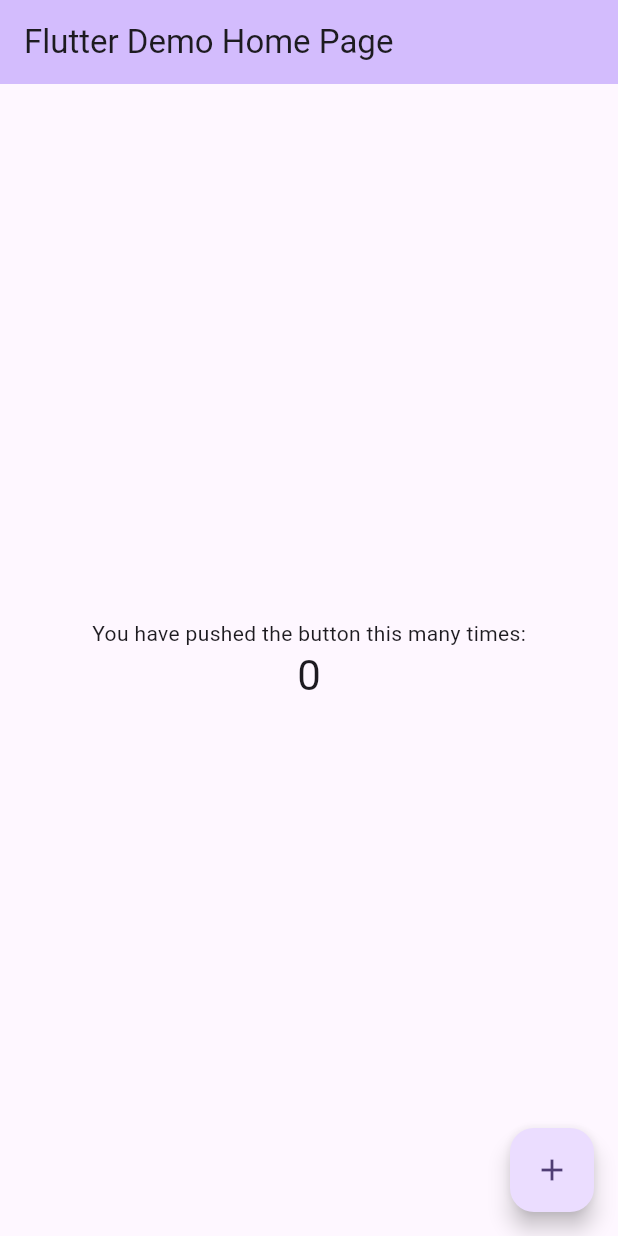
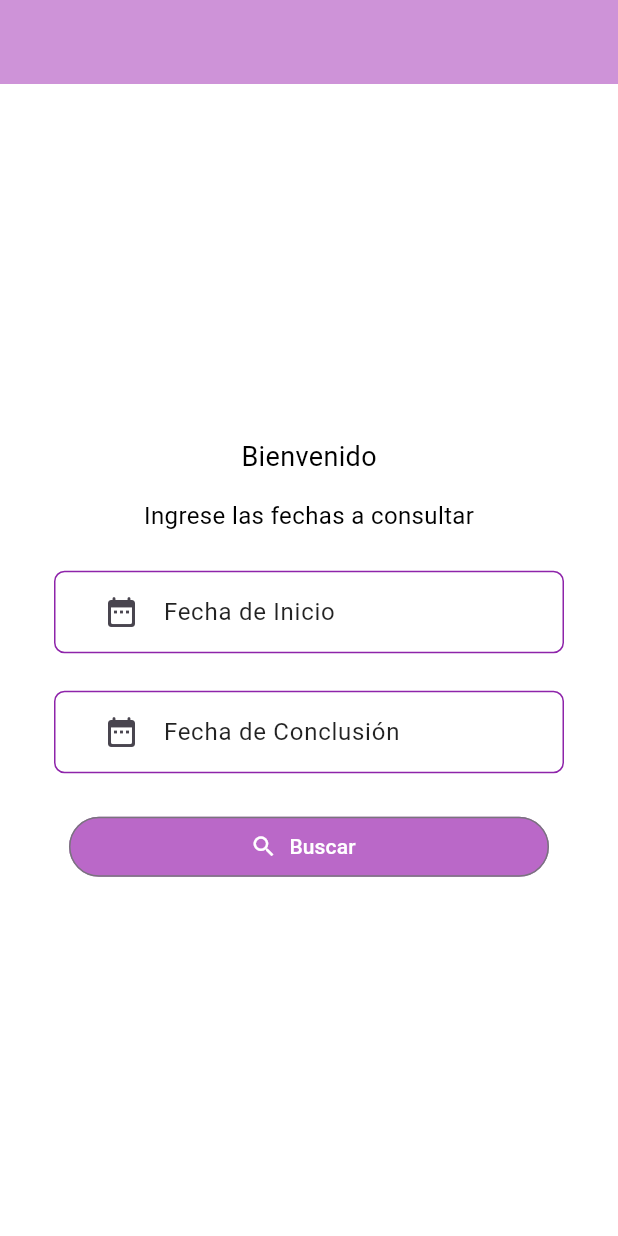
Before and after one commit to MANR01/buho_Flutter, a Flutter app: the screen it shows after launch, on a phone screen of 412 x 824 dp. Run offline on Flutter 3.47's test engine with Material 3 defaults, Android fonts, the phone set to English and light mode, and no system bars.

Commit message:
Se comenzo a estructurar la aplicacion

```diff
--- /dev/null
+++ b/lib/Pages/home/components/campos/fechAnterior.dart
@@ -0,0 +1,32 @@
+// ignore_for_file: file_names, camel_case_types
+
+import 'package:flutter/material.dart';
+
+class setFechAn extends StatelessWidget {
+  final bool obscureText;
+  const setFechAn({super.key, required this.obscureText});
+
+  @override
+  Widget build(BuildContext context) {
+    return Container(
+      decoration: BoxDecoration(
+          borderRadius: BorderRadius.circular(7),
+          border: Border.all(color: Colors.purple.shade600)),
+      padding: const EdgeInsets.symmetric(horizontal: 20),
+      margin: const EdgeInsets.symmetric(horizontal: 20),
+      child: TextFormField(
+        keyboardType: TextInputType.datetime,
+        textAlign: TextAlign.center,
+        obscureText: obscureText,
+        style: const TextStyle(fontSize: 14, color: Colors.black),
+        decoration: const InputDecoration(
+            border: InputBorder.none,
+            label: Text(
+              'Fecha de Inicio',
+              style: TextStyle(color: Colors.black87),
+            ),
+            prefixIcon: Icon(Icons.date_range_rounded)),
+      ),
+    );
+  }
+}
--- /dev/null
+++ b/lib/Pages/home/components/campos/fechPosterior.dart
@@ -0,0 +1,32 @@
+// ignore_for_file: camel_case_types, file_names
+
+import 'package:flutter/material.dart';
+
+class setFechPos extends StatelessWidget {
+  final bool obscureText;
+  const setFechPos({super.key, required this.obscureText});
+
+  @override
+  Widget build(BuildContext context) {
+    return Container(
+      decoration: BoxDecoration(
+          borderRadius: BorderRadius.circular(7),
+          border: Border.all(color: Colors.purple.shade600)),
+      padding: const EdgeInsets.symmetric(horizontal: 20),
+      margin: const EdgeInsets.symmetric(horizontal: 20),
+      child: TextFormField(
+        keyboardType: TextInputType.datetime,
+        textAlign: TextAlign.center,
+        obscureText: obscureText,
+        style: const TextStyle(fontSize: 14, color: Colors.black),
+        decoration: const InputDecoration(
+            border: InputBorder.none,
+            label: Text(
+              'Fecha de Conclusión',
+              style: TextStyle(color: Colors.black87),
+            ),
+            prefixIcon: Icon(Icons.date_range_rounded)),
+      ),
+    );
+  }
+}
--- /dev/null
+++ b/lib/Pages/home/components/setCampos.dart
@@ -0,0 +1,53 @@
+// ignore_for_file: file_names, camel_case_types
+
+import 'package:flutter/material.dart';
+import 'campos/fechAnterior.dart';
+import 'campos/fechPosterior.dart';
+
+class setCampos extends StatelessWidget {
+  static final _formKey = GlobalKey<FormState>(debugLabel: 'fechas');
+  const setCampos({super.key});
+
+  @override
+  Widget build(BuildContext context) {
+    final elevatedButtonStyle = ElevatedButton.styleFrom(
+        foregroundColor: Colors.white,
+        backgroundColor: Colors.purple.shade300,
+        shape: const StadiumBorder());
+    return Container(
+      margin: const EdgeInsets.symmetric(horizontal: 8),
+      padding: const EdgeInsets.symmetric(horizontal: 8),
+      decoration: const BoxDecoration(
+          borderRadius: BorderRadius.all(Radius.circular(25))),
+      child: Form(
+        key: _formKey,
+        child: Column(
+          mainAxisAlignment: MainAxisAlignment.center,
+          mainAxisSize: MainAxisSize.max,
+          children: [
+            //Fecha Anterior
+            const setFechAn(
+              obscureText: false,
+            ),
+            const SizedBox(height: 25),
+            //Fecha Posterior
+            const setFechPos(
+              obscureText: false,
+            ),
+            const SizedBox(height: 25),
+            Container(
+              margin: const EdgeInsets.symmetric(horizontal: 30),
+              width: MediaQuery.of(context).size.width - 80,
+              child: OutlinedButton.icon(
+                onPressed: () {},
+                icon: const Icon(Icons.search),
+                style: elevatedButtonStyle,
+                label: const Text('Buscar'),
+              ),
+            ),
+          ],
+        ),
+      ),
+    );
+  }
+}
--- /dev/null
+++ b/lib/Pages/home/home.dart
@@ -0,0 +1,46 @@
+// ignore_for_file: camel_case_types
+
+import 'package:buho/Pages/home/components/setCampos.dart';
+import 'package:flutter/material.dart';
+
+class home extends StatelessWidget {
+  const home({super.key});
+
+  @override
+  Widget build(BuildContext context) {
+    return Scaffold(
+      backgroundColor: Colors.white,
+      appBar: AppBar(
+        backgroundColor: Colors.purple[200],
+      ),
+      body: const Center(
+        child: Column(
+          mainAxisAlignment: MainAxisAlignment.center,
+          mainAxisSize: MainAxisSize.max,
+          children: [
+            //Mensaje de Bienvenida
+            Text(
+              'Bienvenido',
+              style: TextStyle(fontSize: 18, color: Colors.black),
+            ),
+            SizedBox(
+              height: 15,
+            ),
+
+            //Indicaciones
+            Text('Ingrese las fechas a consultar',
+                style: TextStyle(
+                  fontSize: 16,
+                  color: Colors.black,
+                )),
+            SizedBox(
+              height: 25,
+            ),
+            //Llamado al metodo encargado de mostrar los campos de fecha
+            setCampos(),
+          ],
+        ),
+      ),
+    );
+  }
+}
--- a/lib/main.dart
+++ b/lib/main.dart
@@ -1,125 +1,20 @@
+import 'package:buho/Pages/home/home.dart';
 import 'package:flutter/material.dart';
+//import 'package:flutter/services.dart';
 
 void main() {
+  //SystemChrome.setPreferredOrientations([DeviceOrientation.portraitUp, DeviceOrientation.portraitDown]);
   runApp(const MyApp());
 }
 
 class MyApp extends StatelessWidget {
   const MyApp({super.key});
 
-  // This widget is the root of your application.
   @override
   Widget build(BuildContext context) {
-    return MaterialApp(
-      title: 'Flutter Demo',
-      theme: ThemeData(
-        // This is the theme of your application.
-        //
-        // TRY THIS: Try running your application with "flutter run". You'll see
-        // the application has a purple toolbar. Then, without quitting the app,
-        // try changing the seedColor in the colorScheme below to Colors.green
-        // and then invoke "hot reload" (save your changes or press the "hot
-        // reload" button in a Flutter-supported IDE, or press "r" if you used
-        // the command line to start the app).
-        //
-        // Notice that the counter didn't reset back to zero; the application
-        // state is not lost during the reload. To reset the state, use hot
-        // restart instead.
-        //
-        // This works for code too, not just values: Most code changes can be
-        // tested with just a hot reload.
-        colorScheme: ColorScheme.fromSeed(seedColor: Colors.deepPurple),
-        useMaterial3: true,
-      ),
-      home: const MyHomePage(title: 'Flutter Demo Home Page'),
+    return const MaterialApp(
+      home: Scaffold(body: home()),
+      debugShowCheckedModeBanner: false,
     );
   }
 }
-
-class MyHomePage extends StatefulWidget {
-  const MyHomePage({super.key, required this.title});
-
-  // This widget is the home page of your application. It is stateful, meaning
-  // that it has a State object (defined below) that contains fields that affect
-  // how it looks.
-
-  // This class is the configuration for the state. It holds the values (in this
-  // case the title) provided by the parent (in this case the App widget) and
-  // used by the build method of the State. Fields in a Widget subclass are
-  // always marked "final".
-
-  final String title;
-
-  @override
-  State<MyHomePage> createState() => _MyHomePageState();
-}
-
-class _MyHomePageState extends State<MyHomePage> {
-  int _counter = 0;
-
-  void _incrementCounter() {
-    setState(() {
-      // This call to setState tells the Flutter framework that something has
-      // changed in this State, which causes it to rerun the build method below
-      // so that the display can reflect the updated values. If we changed
-      // _counter without calling setState(), then the build method would not be
-      // called again, and so nothing would appear to happen.
-      _counter++;
-    });
-  }
-
-  @override
-  Widget build(BuildContext context) {
-    // This method is rerun every time setState is called, for instance as done
-    // by the _incrementCounter method above.
-    //
-    // The Flutter framework has been optimized to make rerunning build methods
-    // fast, so that you can just rebuild anything that needs updating rather
-    // than having to individually change instances of widgets.
-    return Scaffold(
-      appBar: AppBar(
-        // TRY THIS: Try changing the color here to a specific color (to
-        // Colors.amber, perhaps?) and trigger a hot reload to see the AppBar
-        // change color while the other colors stay the same.
-        backgroundColor: Theme.of(context).colorScheme.inversePrimary,
-        // Here we take the value from the MyHomePage object that was created by
-        // the App.build method, and use it to set our appbar title.
-        title: Text(widget.title),
-      ),
-      body: Center(
-        // Center is a layout widget. It takes a single child and positions it
-        // in the middle of the parent.
-        child: Column(
-          // Column is also a layout widget. It takes a list of children and
-          // arranges them vertically. By default, it sizes itself to fit its
-          // children horizontally, and tries to be as tall as its parent.
-          //
-          // Column has various properties to control how it sizes itself and
-          // how it positions its children. Here we use mainAxisAlignment to
-          // center the children vertically; the main axis here is the vertical
-          // axis because Columns are vertical (the cross axis would be
-          // horizontal).
-          //
-          // TRY THIS: Invoke "debug painting" (choose the "Toggle Debug Paint"
-          // action in the IDE, or press "p" in the console), to see the
-          // wireframe for each widget.
-          mainAxisAlignment: MainAxisAlignment.center,
-          children: <Widget>[
-            const Text(
-              'You have pushed the button this many times:',
-            ),
-            Text(
-              '$_counter',
-              style: Theme.of(context).textTheme.headlineMedium,
-            ),
-          ],
-        ),
-      ),
-      floatingActionButton: FloatingActionButton(
-        onPressed: _incrementCounter,
-        tooltip: 'Increment',
-        child: const Icon(Icons.add),
-      ), // This trailing comma makes auto-formatting nicer for build methods.
-    );
-  }
-}
```
